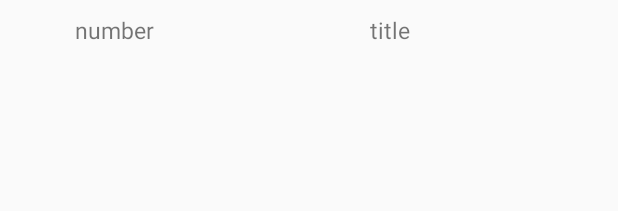
After one commit to Sky-Titan/Team_Turkey, an Android app: the layout lecturelist_item.xml on its own in the app's theme, with its tools: preview values and no code run, on a phone screen of 412 x 824 dp. The commit adds this screen. Shown: the top 211 px of the screen. Run offline under Robolectric (Android 15) with nearby library versions, the light colour scheme and no system bars.

Commit message:
강의별게시판

```diff
--- a/turkey_Android/app/src/main/AndroidManifest.xml
+++ b/turkey_Android/app/src/main/AndroidManifest.xml
@@ -34,7 +34,7 @@
         <activity android:name=".subject_change_read" />
         <activity android:name=".board_subject" />
         <activity android:name=".board_subject_read" />
-        <activity android:name=".board_subject_write"></activity>
+        <activity android:name=".board_subject_write" />
     </application>
 
 </manifest>
--- a/turkey_Android/app/src/main/java/org/techtown/turkey_android/board_subject_read.java
+++ b/turkey_Android/app/src/main/java/org/techtown/turkey_android/board_subject_read.java
@@ -48,7 +48,7 @@ public class board_subject_read extends AppCompatActivity {
         Intent intent_sr = getIntent();
         check_id = intent_sr.getExtras().getString("id");// intent로 board_subject로부터 id 값을 가져옴
 
-        getData2("http://119.201.56.98/select_checked_post_2.php?id0="+check_id);////php수정필요한부분
+        getData2("http://119.201.56.98/select_checked_post.php?id0="+check_id);////php수정필요한부분
 
     }
     class DeleteData extends AsyncTask<String, Void, String> {
@@ -139,7 +139,7 @@ public class board_subject_read extends AppCompatActivity {
 
         if(scr_password.getText().toString().equals(password2check)) {
             board_subject_read.DeleteData task = new board_subject_read.DeleteData();
-            task.execute("http://119.201.56.98/delete_post_2.php",check_id);//php수정필요한부분
+            task.execute("http://119.201.56.98/delete_post.php",check_id);//php수정필요한부분
             Toast.makeText(getApplicationContext(), "삭제되었습니다.", Toast.LENGTH_SHORT).show();
             finish();
             //sql문을 통한 삭제코드 추가할것
--- a/turkey_Android/app/src/main/java/org/techtown/turkey_android/board_subject_write.java
+++ b/turkey_Android/app/src/main/java/org/techtown/turkey_android/board_subject_write.java
@@ -43,7 +43,7 @@ public class board_subject_write extends AppCompatActivity {
             String content = bsw_content.getText().toString();
             String password = bsw_password.getText().toString();
             board_subject_write.InsertData task = new board_subject_write.InsertData();
-            task.execute("http://119.201.56.98/insert_post_2.php",number,title,content,password);//php수정필요함
+            task.execute("http://119.201.56.98/insert_post.php",number,title,content,password);//php수정필요함
             Toast.makeText(getApplicationContext(), "추가했습니다.", Toast.LENGTH_SHORT).show();
 
             finish();
--- /dev/null
+++ b/turkey_Android/app/src/main/res/layout/lecturelist_item.xml
@@ -0,0 +1,31 @@
+<?xml version="1.0" encoding="utf-8"?>
+<LinearLayout xmlns:android="http://schemas.android.com/apk/res/android"
+    android:orientation="horizontal"
+    android:layout_width="match_parent"
+    android:descendantFocusability="blocksDescendants"
+    android:layout_height="40dp">
+
+    <TextView
+        android:layout_weight="1"
+        android:layout_marginLeft="50dp"
+        android:layout_width="wrap_content"
+        android:layout_height="match_parent"
+        android:textSize="15sp"
+        android:gravity="center_vertical"
+        android:id="@+id/lc_subjectNumber"
+        android:text="number"
+        />
+
+    <TextView
+        android:layout_weight="1"
+        android:id="@+id/lc_subject_title"
+        android:layout_marginLeft="5dp"
+        android:text="title"
+        android:layout_width="wrap_content"
+        android:layout_height="match_parent"
+        android:textSize="15sp"
+        android:gravity="center_vertical"
+        />
+
+
+</LinearLayout>
```
Also changed, not shown: turkey_Android/app/src/main/java/org/techtown/turkey_android/FragmentB.java (+185 -1 lines), turkey_Android/app/src/main/java/org/techtown/turkey_android/LectureViewAdapter.java (added, +78 -0 lines), turkey_Android/app/src/main/java/org/techtown/turkey_android/board_subject.java (+12 -7 lines), turkey_Android/app/src/main/res/layout/fragment_b.xml (+5 -4 lines).
